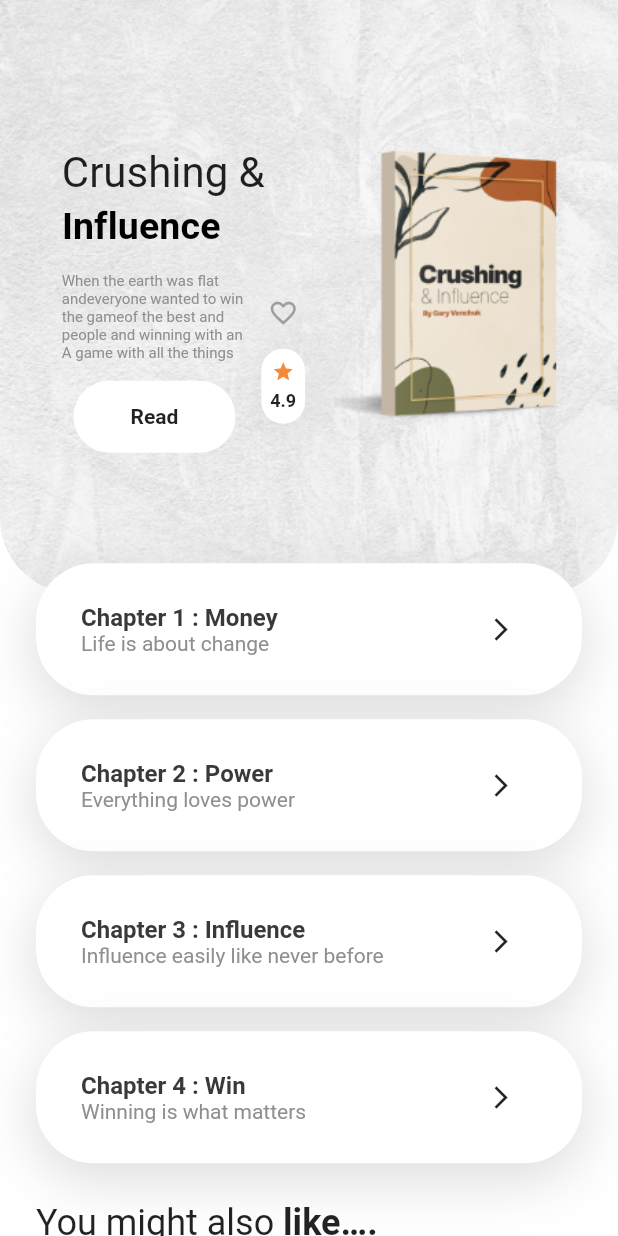
After one commit to kaankutucu/Book_Read_App_UI_Flutter, a Flutter app: the DetailsScreen2 screen opened directly, on a phone screen of 412 x 824 dp. The commit adds this screen. Run offline on Flutter 3.47's test engine with Material 2 defaults, Android fonts, the phone set to English and light mode, and no system bars.

Commit message:
DetailScreen2 added and Finished

```diff
--- /dev/null
+++ b/lib/screens/details_screen2.dart
@@ -0,0 +1,337 @@
+import 'package:bookreading/constants.dart';
+import 'package:bookreading/widgets/book_rating.dart';
+import 'package:bookreading/widgets/rounded_button.dart';
+import 'package:flutter/material.dart';
+
+class DetailsScreen2 extends StatelessWidget {
+  @override
+  Widget build(BuildContext context) {
+    var size = MediaQuery.of(context).size;
+    return Scaffold(
+      body: SingleChildScrollView(
+        child: Column(
+          crossAxisAlignment: CrossAxisAlignment.start,
+          children: <Widget>[
+            Stack(
+              alignment: Alignment.topCenter,
+              children: <Widget>[
+                Container(
+                    alignment: Alignment.topCenter,
+                    padding: EdgeInsets.only(top: size.height * .12, left: size.width * .1, right: size.width * .02),
+                    height: size.height * .48,
+                    decoration: BoxDecoration(
+                      image: DecorationImage(
+                        image: AssetImage("assets/images/bg.png"),
+                        fit: BoxFit.fitWidth,
+                      ),
+                      borderRadius: BorderRadius.only(
+                        bottomLeft: Radius.circular(50),
+                        bottomRight: Radius.circular(50),
+                      ),
+                    ),
+                    child: BookInfo(size: size,)
+                ),
+                Padding(
+                  padding: EdgeInsets.only(top: size.height * .48 - 20),
+                  child: Column(
+                    crossAxisAlignment: CrossAxisAlignment.start,
+                    children: <Widget>[
+                      ChapterCard(
+                        name: "Money",
+                        chapterNumber: 1,
+                        tag: "Life is about change",
+                        press: () {},
+                      ),
+                      ChapterCard(
+                        name: "Power",
+                        chapterNumber: 2,
+                        tag: "Everything loves power",
+                        press: () {},
+                      ),
+                      ChapterCard(
+                        name: "Influence",
+                        chapterNumber: 3,
+                        tag: "Influence easily like never before",
+                        press: () {},
+                      ),
+                      ChapterCard(
+                        name: "Win",
+                        chapterNumber: 4,
+                        tag: "Winning is what matters",
+                        press: () {},
+                      ),
+                      SizedBox(height: 10),
+                    ],
+                  ),
+                ),
+              ],
+            ),
+            Padding(
+              padding: EdgeInsets.symmetric(horizontal: 24),
+              child: Column(
+                crossAxisAlignment: CrossAxisAlignment.start,
+                children: <Widget>[
+                  RichText(
+                    text: TextSpan(
+                      style: Theme.of(context).textTheme.headline,
+                      children: [
+                        TextSpan(
+                          text: "You might also ",
+                        ),
+                        TextSpan(
+                          text: "like….",
+                          style: TextStyle(fontWeight: FontWeight.bold),
+                        ),
+                      ],
+                    ),
+                  ),
+                  SizedBox(height: 20),
+                  Stack(
+                    children: <Widget>[
+                      Container(
+                        height: 180,
+                        width: double.infinity,
+                      ),
+                      Positioned(
+                        bottom: 0,
+                        left: 0,
+                        right: 0,
+                        child: Container(
+                          padding:
+                          EdgeInsets.only(left: 24, top: 24, right: 150),
+                          height: 160,
+                          width: double.infinity,
+                          decoration: BoxDecoration(
+                            borderRadius: BorderRadius.circular(29),
+                            color: Color(0xFFFFF8F9),
+                          ),
+                          child: Column(
+                            crossAxisAlignment: CrossAxisAlignment.start,
+                            children: <Widget>[
+                              RichText(
+                                text: TextSpan(
+                                  style: TextStyle(color: kBlackColor),
+                                  children: [
+                                    TextSpan(
+                                      text:
+                                      "How To Win \nFriends & Influence \n",
+                                      style: TextStyle(
+                                        fontSize: 15,
+                                      ),
+                                    ),
+                                    TextSpan(
+                                      text: "Gary Venchuk",
+                                      style: TextStyle(color: kLightBlackColor),
+                                    ),
+                                  ],
+                                ),
+                              ),
+                              Row(
+                                children: <Widget>[
+                                  BookRating(
+                                    score: 4.9,
+                                  ),
+                                  SizedBox(width: 10),
+                                  Expanded(
+                                    child: RoundedButton(
+                                      text: "Read",
+                                      verticalPadding: 10,
+                                    ),
+                                  ),
+                                ],
+                              )
+                            ],
+                          ),
+                        ),
+                      ),
+                      Positioned(
+                        top: 0,
+                        right: 0,
+                        child: Image.asset(
+                          "assets/images/book-3.png",
+                          width: 150,
+                          fit: BoxFit.fitWidth,
+                        ),
+                      ),
+                    ],
+                  )
+                ],
+              ),
+            ),
+            SizedBox(
+              height: 40,
+            ),
+          ],
+        ),
+      ),
+    );
+  }
+}
+
+class ChapterCard extends StatelessWidget {
+  final String name;
+  final String tag;
+  final int chapterNumber;
+  final Function press;
+  const ChapterCard({
+    Key key,
+    this.name,
+    this.tag,
+    this.chapterNumber,
+    this.press,
+  }) : super(key: key);
+
+  @override
+  Widget build(BuildContext context) {
+    var size = MediaQuery.of(context).size;
+    return Container(
+      padding: EdgeInsets.symmetric(vertical: 20, horizontal: 30),
+      margin: EdgeInsets.only(bottom: 16),
+      width: size.width - 48,
+      decoration: BoxDecoration(
+        color: Colors.white,
+        borderRadius: BorderRadius.circular(38.5),
+        boxShadow: [
+          BoxShadow(
+            offset: Offset(0, 10),
+            blurRadius: 33,
+            color: Color(0xFFD3D3D3).withOpacity(.84),
+          ),
+        ],
+      ),
+      child: Row(
+        children: <Widget>[
+          RichText(
+            text: TextSpan(
+              children: [
+                TextSpan(
+                  text: "Chapter $chapterNumber : $name \n",
+                  style: TextStyle(
+                    fontSize: 16,
+                    color: kBlackColor,
+                    fontWeight: FontWeight.bold,
+                  ),
+                ),
+                TextSpan(
+                  text: tag,
+                  style: TextStyle(color: kLightBlackColor),
+                ),
+              ],
+            ),
+          ),
+          Spacer(),
+          IconButton(
+            icon: Icon(
+              Icons.arrow_forward_ios,
+              size: 18,
+            ),
+            onPressed: press,
+          )
+        ],
+      ),
+    );
+  }
+}
+
+class BookInfo extends StatelessWidget {
+
+  const BookInfo({
+    Key key,
+    this.size,
+  }) : super(key: key);
+
+  final Size size;
+
+  @override
+  Widget build(BuildContext context) {
+    return Container(
+      child: Flex(
+        crossAxisAlignment: CrossAxisAlignment.start,
+        direction: Axis.horizontal,
+        children: <Widget>[
+          Expanded(
+              flex: 1,
+              child: Column(
+                children: <Widget>[
+                  Container(
+                    alignment: Alignment.centerLeft,
+                    child: Text(
+                      "Crushing &",
+                      style: Theme.of(context).textTheme.headline.copyWith(
+                          fontSize: 28
+                      ),
+                    ),
+                  ),
+                  Container(
+                    margin: EdgeInsets.only(top: this.size.height * .005),
+                    alignment: Alignment.centerLeft,
+                    padding: EdgeInsets.only(top: 0),
+                    child: Text(
+                      "Influence",
+                      style: Theme.of(context).textTheme.subtitle.copyWith(
+                        fontSize: 25,
+                        fontWeight: FontWeight.bold,
+                      ),
+                    ),
+                  ),
+                  Row(
+                    children: <Widget>[
+                      Column(
+                        crossAxisAlignment: CrossAxisAlignment.center,
+                        children: <Widget>[
+                          Container(
+                            width: this.size.width * .3,
+                            padding: EdgeInsets.only(top: this.size.height * .02),
+                            child: Text(
+                              "When the earth was flat andeveryone wanted to win the gameof the best and people and winning with an A game with all the things you have.",
+                              maxLines: 5,
+                              style: TextStyle(
+                                fontSize: 10,
+                                color: kLightBlackColor,
+                              ),
+                            ),
+                          ),
+                          Container(
+                            margin: EdgeInsets.only(top: this.size.height * .015),
+                            padding: EdgeInsets.only(left: 10, right: 10),
+                            decoration: BoxDecoration(
+                              color: Colors.white,
+                              borderRadius: BorderRadius.circular(30),
+                            ),
+                            child: FlatButton(
+                              onPressed: () {},
+                              child: Text("Read", style: TextStyle(fontWeight: FontWeight.bold),),
+                            ),
+                          )
+                        ],
+                      ),
+                      Column(
+                        children: <Widget>[
+                          IconButton(
+                            icon: Icon(Icons.favorite_border, size: 20, color: Colors.grey,),
+                            onPressed: () {},
+                          ),
+                          BookRating(score: 4.9),
+                        ],
+                      )
+                    ],
+                  )
+                ],
+              )
+          ),
+          Expanded(
+              flex: 1,
+              child: Container(
+                color: Colors.transparent,
+                child: Image.asset(
+                  "assets/images/book-1.png",
+                  height: double.infinity,
+                  alignment: Alignment.topRight,
+                  fit: BoxFit.fitWidth,
+                ),
+              )),
+        ],
+      ),
+    );
+  }
+}
--- a/lib/screens/home_screen.dart
+++ b/lib/screens/home_screen.dart
@@ -1,5 +1,6 @@
 import 'package:bookreading/constants.dart';
 import 'package:bookreading/screens/details_screen.dart';
+import 'package:bookreading/screens/details_screen2.dart';
 import 'package:bookreading/widgets/book_rating.dart';
 import 'package:bookreading/widgets/reading_card_list.dart';
 import 'package:bookreading/widgets/two_side_rounded_button.dart';
@@ -70,6 +71,16 @@ class HomeScreen extends StatelessWidget {
                           title: "Top Ten Business Hacks",
                           auth: "Herman Joel",
                           rating: 4.8,
+                          pressDetails: () {
+                            Navigator.push(
+                              context,
+                              MaterialPageRoute(
+                                builder: (context) {
+                                  return DetailsScreen2();
+                                },
+                              ),
+                            );
+                          },
                         ),
                         SizedBox(width: 30),
                       ],
```
